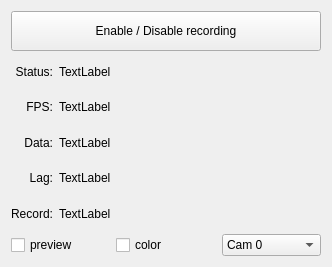
First picture: the form in plugins/gatherplugin/SourcePlugins/PluginLadybug.ui, repository ujigis/qgismapper, before the edit.
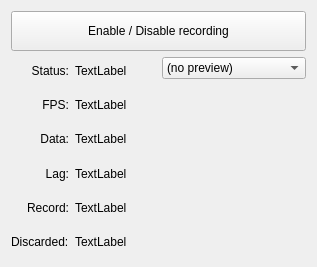
Second picture: the form after the edit. Custom widgets are drawn as their Qt base class.

Commit message: ladybug: count frames discarded from write buffer

Diff of the .ui file:
```diff
--- a/plugins/gatherplugin/SourcePlugins/PluginLadybug.ui
+++ b/plugins/gatherplugin/SourcePlugins/PluginLadybug.ui
@@ -6,15 +6,15 @@
    <rect>
     <x>0</x>
     <y>0</y>
-    <width>332</width>
+    <width>317</width>
     <height>267</height>
    </rect>
   </property>
   <property name="windowTitle">
    <string>Ladybug</string>
   </property>
-  <layout class="QVBoxLayout" name="verticalLayout">
-   <item>
+  <layout class="QGridLayout" name="gridLayout_2">
+   <item row="0" column="0" colspan="2">
     <widget class="QPushButton" name="btnEnableRecording">
      <property name="minimumSize">
       <size>
@@ -30,9 +30,7 @@
      </property>
     </widget>
    </item>
-   <item>
-    <layout class="QHBoxLayout" name="horizontalLayout_2">
-     <item>
+   <item row="1" column="0">
       <layout class="QGridLayout" name="gridLayout">
        <item row="0" column="0">
         <widget class="QLabel" name="label">
@@ -143,38 +141,31 @@
          </property>
         </widget>
        </item>
-      </layout>
-     </item>
-     <item>
-      <widget class="LadybugPreview" name="widgetPreview" native="true">
-       <property name="sizePolicy">
-        <sizepolicy hsizetype="Expanding" vsizetype="Expanding">
-         <horstretch>0</horstretch>
-         <verstretch>0</verstretch>
-        </sizepolicy>
-       </property>
-      </widget>
-     </item>
-    </layout>
-   </item>
-   <item>
-    <layout class="QHBoxLayout" name="horizontalLayout">
-     <item>
-      <widget class="QCheckBox" name="chkPreview">
+     <item row="5" column="0">
+      <widget class="QLabel" name="label_6">
        <property name="text">
-        <string>preview</string>
+        <string>Discarded:</string>
        </property>
       </widget>
      </item>
-     <item>
-      <widget class="QCheckBox" name="chkColor">
+     <item row="5" column="1">
+      <widget class="QLabel" name="lblDiscarded">
        <property name="text">
-        <string>color</string>
+        <string>TextLabel</string>
        </property>
       </widget>
      </item>
+    </layout>
+   </item>
+   <item row="1" column="1">
+    <layout class="QVBoxLayout" name="verticalLayout">
      <item>
       <widget class="QComboBox" name="cboCamera">
+       <item>
+        <property name="text">
+         <string>(no preview)</string>
+        </property>
+       </item>
        <item>
         <property name="text">
          <string>Cam 0</string>
@@ -207,6 +198,16 @@
        </item>
       </widget>
      </item>
+     <item>
+      <widget class="LadybugPreview" name="widgetPreview" native="true">
+       <property name="sizePolicy">
+        <sizepolicy hsizetype="Expanding" vsizetype="Expanding">
+         <horstretch>0</horstretch>
+         <verstretch>0</verstretch>
+        </sizepolicy>
+       </property>
+      </widget>
+     </item>
     </layout>
    </item>
   </layout>
```
Left out of the diff: 1 changed line with no effect on the pictures. Lines whose indentation alone changed are shown as unchanged. The commit also changes 6 other files.
